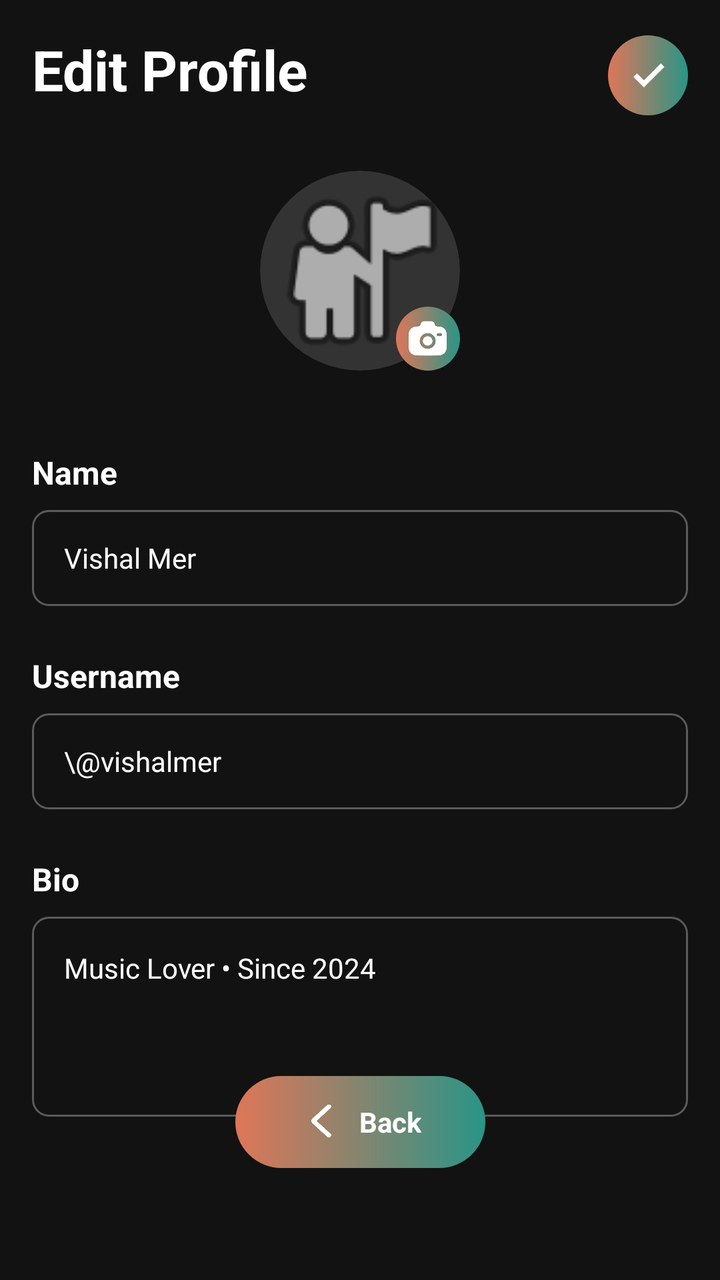
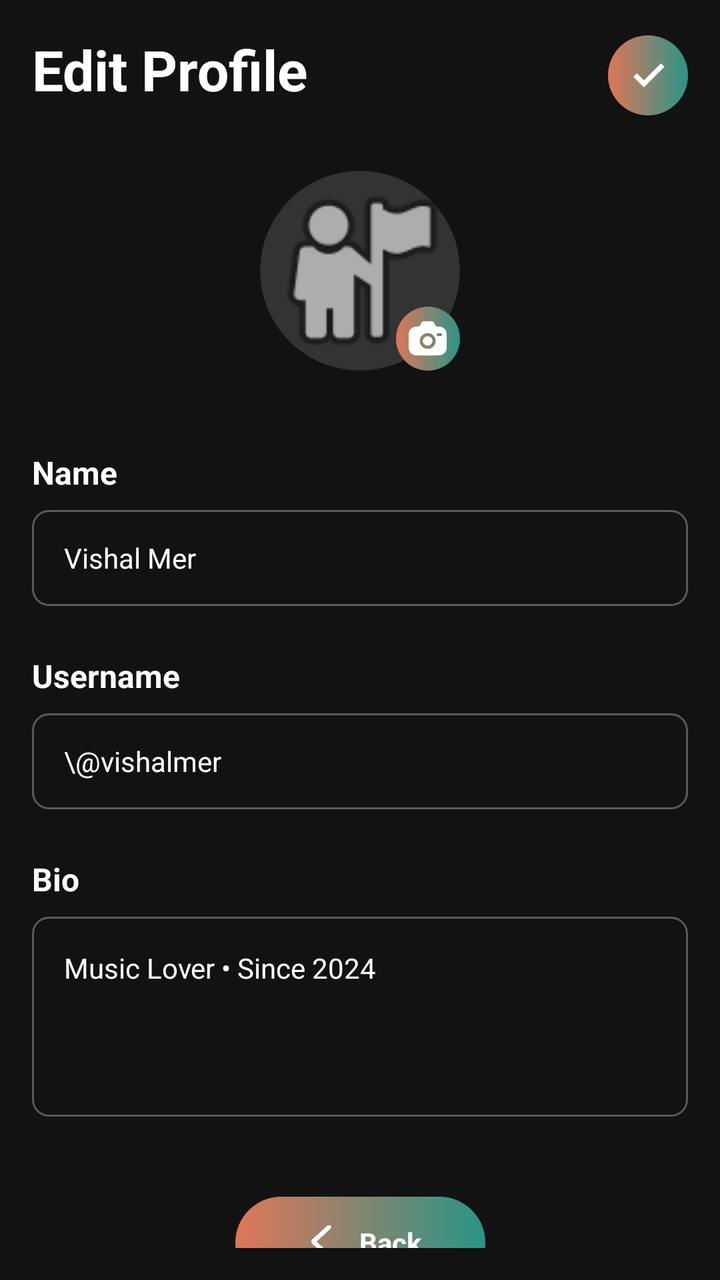

Before-and-after screenshots of an Android layout around one commit, followed by the original layout XML and the change that was made.
<!-- AndroidManifest.xml: application theme Theme.ViBePlayer -->
<!-- res/layout/fragment_edit_profile.xml -->
<?xml version="1.0" encoding="utf-8"?>
<androidx.constraintlayout.widget.ConstraintLayout xmlns:android="http://schemas.android.com/apk/res/android"
    xmlns:app="http://schemas.android.com/apk/res-auto"
    xmlns:tools="http://schemas.android.com/tools"
    android:layout_width="match_parent"
    android:layout_height="match_parent"
    android:background="@color/vibe_black"
    android:padding="16dp">

    <TextView
        android:id="@+id/txtEditHeader"
        android:layout_width="wrap_content"
        android:layout_height="wrap_content"
        android:text="Edit Profile"
        android:textColor="@color/white"
        android:textSize="28sp"
        android:textStyle="bold"
        app:layout_constraintStart_toStartOf="parent"
        app:layout_constraintTop_toTopOf="parent" />

    <FrameLayout
        android:id="@+id/btnSaveProfile"
        android:layout_width="40dp"
        android:layout_height="40dp"
        android:layout_marginTop="6dp"
        android:background="@drawable/bg_chip_outline"
        app:layout_constraintBottom_toBottomOf="@id/txtEditHeader"
        app:layout_constraintEnd_toEndOf="parent"
        app:layout_constraintTop_toTopOf="@id/txtEditHeader">

        <ImageView
            android:layout_width="25dp"
            android:layout_height="25dp"
            android:layout_gravity="center"
            android:src="@drawable/ic_tick"
            app:tint="#ffffff" />
    </FrameLayout>

    <androidx.constraintlayout.widget.ConstraintLayout
        android:id="@+id/layoutAvatarEdit"
        android:layout_width="wrap_content"
        android:layout_height="wrap_content"
        android:layout_marginTop="32dp"
        app:layout_constraintEnd_toEndOf="parent"
        app:layout_constraintStart_toStartOf="parent"
        app:layout_constraintTop_toBottomOf="@id/txtEditHeader">

        <androidx.cardview.widget.CardView
            android:id="@+id/cardAvatar"
            android:layout_width="100dp"
            android:layout_height="100dp"
            app:cardBackgroundColor="#333333"
            app:cardCornerRadius="50dp"
            app:cardElevation="0dp"
            app:layout_constraintBottom_toBottomOf="parent"
            app:layout_constraintEnd_toEndOf="parent"
            app:layout_constraintStart_toStartOf="parent"
            app:layout_constraintTop_toTopOf="parent">

            <ImageView
                android:id="@+id/imgAvatarInner"
                android:layout_width="match_parent"
                android:layout_height="match_parent"
                android:scaleType="centerCrop"
                android:src="@android:drawable/ic_menu_myplaces"
                 />
        </androidx.cardview.widget.CardView>

        <FrameLayout
            android:layout_width="32dp"
            android:layout_height="32dp"
            android:background="@drawable/bg_chip_outline"
            app:layout_constraintBottom_toBottomOf="parent"
            app:layout_constraintEnd_toEndOf="parent">

            <ImageView
                android:layout_width="23dp"
                android:layout_height="23dp"
                android:layout_gravity="center"
                android:src="@drawable/ic_camera"
                app:tint="@color/white" />
        </FrameLayout>
    </androidx.constraintlayout.widget.ConstraintLayout>

    <LinearLayout
        android:layout_width="match_parent"
        android:layout_height="wrap_content"
        android:layout_marginTop="40dp"
        android:orientation="vertical"
        app:layout_constraintTop_toBottomOf="@id/layoutAvatarEdit">

        <TextView
            android:layout_width="wrap_content"
            android:layout_height="wrap_content"
            android:text="Name"
            android:textColor="@color/white"
            android:textSize="16sp"
            android:textStyle="bold" />

        <EditText
            android:id="@+id/etEditName"
            android:layout_width="match_parent"
            android:layout_height="48dp"
            android:layout_marginTop="8dp"
            android:background="@drawable/bg_input_field"
            android:paddingHorizontal="16dp"
            android:text="Vishal Mer"
            android:textColor="@color/white"
            android:textSize="14sp" />

        <TextView
            android:layout_width="wrap_content"
            android:layout_height="wrap_content"
            android:layout_marginTop="24dp"
            android:text="Username"
            android:textColor="@color/white"
            android:textSize="16sp"
            android:textStyle="bold" />

        <EditText
            android:id="@+id/etEditUsername"
            android:layout_width="match_parent"
            android:layout_height="48dp"
            android:layout_marginTop="8dp"
            android:background="@drawable/bg_input_field"
            android:paddingHorizontal="16dp"
            android:text="\@vishalmer"
            android:textColor="@color/white"
            android:textSize="14sp" />

        <TextView
            android:layout_width="wrap_content"
            android:layout_height="wrap_content"
            android:layout_marginTop="24dp"
            android:text="Bio"
            android:textColor="@color/white"
            android:textSize="16sp"
            android:textStyle="bold" />

        <EditText
            android:id="@+id/etEditBio"
            android:layout_width="match_parent"
            android:layout_height="100dp"
            android:layout_marginTop="8dp"
            android:background="@drawable/bg_input_field"
            android:gravity="top|start"
            android:padding="16dp"
            android:text="Music Lover • Since 2024"
            android:textColor="@color/white"
            android:textSize="14sp" />
    </LinearLayout>

    <LinearLayout
        android:id="@+id/btnEditBack"
        android:layout_width="wrap_content"
        android:layout_height="wrap_content"
        android:layout_marginBottom="40dp"
        android:background="@drawable/bg_chip_outline"
        android:gravity="center"
        android:orientation="horizontal"
        android:paddingHorizontal="32dp"
        android:paddingVertical="12dp"
        app:layout_constraintBottom_toBottomOf="parent"
        app:layout_constraintEnd_toEndOf="parent"
        app:layout_constraintStart_toStartOf="parent">

        <ImageView
            android:layout_width="22dp"
            android:layout_height="22dp"
            android:src="@drawable/ic_back_arrow"
            app:tint="@color/white" />

        <TextView
            android:layout_width="wrap_content"
            android:layout_height="wrap_content"
            android:layout_marginStart="8dp"
            android:text="Back"
            android:textColor="@color/white"
            android:textSize="14sp"
            android:textStyle="bold" />
    </LinearLayout>

</androidx.constraintlayout.widget.ConstraintLayout>
<!-- resources referenced by this layout -->
<resources>
  <color name="vibe_black">#121212</color>
  <color name="white">#FFFFFFFF</color>
  <!-- drawable bg_chip_outline (drawable) -->
  <?xml version="1.0" encoding="utf-8"?>
  <shape xmlns:android="http://schemas.android.com/apk/res/android"
      android:shape="rectangle">
  
      <gradient
          android:angle="0"
          android:startColor="#DF7658"
          android:endColor="#299587" />
  
      <corners android:radius="50dp" />
  
  </shape>
  <!-- drawable bg_input_field (drawable) -->
  <?xml version="1.0" encoding="utf-8"?>
  <shape xmlns:android="http://schemas.android.com/apk/res/android">
      <solid android:color="#00000000" /> <stroke android:width="1dp" android:color="#4DFFFFFF" /> <corners android:radius="8dp" />
  </shape>
  <!-- drawable ic_back_arrow (drawable) -->
  <vector xmlns:android="http://schemas.android.com/apk/res/android"
      android:width="40dp"
      android:height="40dp"
      android:viewportWidth="40"
      android:viewportHeight="40">
    <path
        android:pathData="M15.694,19.011L28.354,30.638C28.785,31.034 28.993,31.495 28.979,32.022C28.965,32.55 28.743,33.011 28.311,33.407C27.879,33.802 27.377,34 26.804,34C26.231,34 25.728,33.802 25.297,33.407L12.033,21.265C11.689,20.948 11.431,20.593 11.258,20.197C11.086,19.802 11,19.406 11,19.011C11,18.615 11.086,18.22 11.258,17.824C11.431,17.429 11.689,17.073 12.033,16.756L25.297,4.575C25.727,4.179 26.237,3.988 26.826,4.001C27.415,4.013 27.925,4.218 28.354,4.614C28.784,5.011 28.999,5.472 29,5.999C29.001,6.525 28.786,6.986 28.354,7.383L15.694,19.011Z"
        android:fillColor="#ffffff"/>
  </vector>
  <!-- drawable ic_camera (drawable) -->
  <vector xmlns:android="http://schemas.android.com/apk/res/android"
      android:width="20dp"
      android:height="20dp"
      android:viewportWidth="20"
      android:viewportHeight="20">
    <path
        android:pathData="M8.148,17.5H11.852C14.453,17.5 15.753,17.5 16.688,16.888C17.091,16.624 17.438,16.282 17.709,15.884C18.333,14.967 18.333,13.69 18.333,11.137C18.333,8.583 18.333,7.306 17.709,6.389C17.438,5.991 17.091,5.65 16.688,5.386C16.088,4.992 15.336,4.851 14.185,4.801C13.636,4.801 13.163,4.393 13.056,3.863C12.974,3.476 12.76,3.128 12.452,2.88C12.143,2.632 11.758,2.497 11.362,2.5H8.638C7.815,2.5 7.106,3.071 6.944,3.863C6.837,4.393 6.364,4.801 5.815,4.801C4.665,4.851 3.913,4.993 3.313,5.386C2.91,5.65 2.563,5.991 2.292,6.389C1.667,7.306 1.667,8.583 1.667,11.137C1.667,13.691 1.667,14.967 2.291,15.884C2.561,16.281 2.908,16.622 3.313,16.888C4.247,17.5 5.548,17.5 8.148,17.5ZM10,7.728C8.083,7.728 6.528,9.253 6.528,11.136C6.528,13.018 8.083,14.547 10,14.547C11.917,14.547 13.473,13.02 13.473,11.137C13.473,9.255 11.917,7.728 10,7.728ZM10,9.091C8.85,9.091 7.917,10.007 7.917,11.137C7.917,12.266 8.85,13.182 10,13.182C11.15,13.182 12.083,12.266 12.083,11.137C12.083,10.007 11.15,9.091 10,9.091ZM13.935,8.409C13.935,8.033 14.246,7.728 14.63,7.728H15.555C15.938,7.728 16.25,8.033 16.25,8.409C16.248,8.592 16.174,8.766 16.044,8.894C15.914,9.022 15.738,9.092 15.556,9.091H14.63C14.54,9.092 14.45,9.075 14.366,9.041C14.282,9.007 14.206,8.957 14.141,8.894C14.077,8.831 14.025,8.755 13.99,8.672C13.955,8.589 13.936,8.5 13.935,8.409Z"
        android:fillColor="#ffffff"
        android:fillType="evenOdd"/>
  </vector>
  <!-- drawable ic_tick (drawable) -->
  <vector xmlns:android="http://schemas.android.com/apk/res/android"
      android:width="22dp"
      android:height="22dp"
      android:viewportWidth="22"
      android:viewportHeight="22">
    <path
        android:pathData="M16.83,5.83L9.35,13.31L6.27,10.23L4.73,11.77L9.35,16.39L18.37,7.37L16.83,5.83Z"
        android:fillColor="#ffffff"/>
  </vector>
  <style name="Theme.ViBePlayer" parent="Base.Theme.ViBePlayer" />
  <style name="Base.Theme.ViBePlayer" parent="Theme.Material3.DayNight.NoActionBar">
          
          
      </style>
</resources>

<!-- the commit's change to res/layout/fragment_edit_profile.xml (unified diff, before → after) -->
@@ -36,148 +36,168 @@
             app:tint="#ffffff" />
     </FrameLayout>
 
-    <androidx.constraintlayout.widget.ConstraintLayout
-        android:id="@+id/layoutAvatarEdit"
-        android:layout_width="wrap_content"
-        android:layout_height="wrap_content"
-        android:layout_marginTop="32dp"
+    <androidx.core.widget.NestedScrollView
+        android:layout_width="match_parent"
+        android:layout_height="0dp"
+        android:layout_marginTop="16dp"
+        android:fillViewport="true"
+        app:layout_constraintBottom_toBottomOf="parent"
         app:layout_constraintEnd_toEndOf="parent"
         app:layout_constraintStart_toStartOf="parent"
         app:layout_constraintTop_toBottomOf="@id/txtEditHeader">
 
-        <androidx.cardview.widget.CardView
-            android:id="@+id/cardAvatar"
-            android:layout_width="100dp"
-            android:layout_height="100dp"
-            app:cardBackgroundColor="#333333"
-            app:cardCornerRadius="50dp"
-            app:cardElevation="0dp"
-            app:layout_constraintBottom_toBottomOf="parent"
-            app:layout_constraintEnd_toEndOf="parent"
-            app:layout_constraintStart_toStartOf="parent"
-            app:layout_constraintTop_toTopOf="parent">
-
-            <ImageView
-                android:id="@+id/imgAvatarInner"
+        <androidx.constraintlayout.widget.ConstraintLayout
+            android:layout_width="match_parent"
+            android:layout_height="wrap_content"
+            android:paddingBottom="40dp">
+
+            <androidx.constraintlayout.widget.ConstraintLayout
+                android:id="@+id/layoutAvatarEdit"
+                android:layout_width="wrap_content"
+                android:layout_height="wrap_content"
+                android:layout_marginTop="16dp"
+                app:layout_constraintEnd_toEndOf="parent"
+                app:layout_constraintStart_toStartOf="parent"
+                app:layout_constraintTop_toTopOf="parent">
+
+                <androidx.cardview.widget.CardView
+                    android:id="@+id/cardAvatar"
+                    android:layout_width="100dp"
+                    android:layout_height="100dp"
+                    app:cardBackgroundColor="#333333"
+                    app:cardCornerRadius="50dp"
+                    app:cardElevation="0dp"
+                    app:layout_constraintBottom_toBottomOf="parent"
+                    app:layout_constraintEnd_toEndOf="parent"
+                    app:layout_constraintStart_toStartOf="parent"
+                    app:layout_constraintTop_toTopOf="parent">
+
+                    <ImageView
+                        android:id="@+id/imgAvatarInner"
+                        android:layout_width="match_parent"
+                        android:layout_height="match_parent"
+                        android:scaleType="centerCrop"
+                        android:src="@android:drawable/ic_menu_myplaces" />
+                </androidx.cardview.widget.CardView>
+
+                <FrameLayout
+                    android:layout_width="32dp"
+                    android:layout_height="32dp"
+                    android:background="@drawable/bg_chip_outline"
+                    app:layout_constraintBottom_toBottomOf="parent"
+                    app:layout_constraintEnd_toEndOf="parent">
+
+                    <ImageView
+                        android:layout_width="23dp"
+                        android:layout_height="23dp"
+                        android:layout_gravity="center"
+                        android:src="@drawable/ic_camera"
+                        app:tint="@color/white" />
+                </FrameLayout>
+            </androidx.constraintlayout.widget.ConstraintLayout>
+
+            <LinearLayout
+                android:id="@+id/layoutFormInputs"
                 android:layout_width="match_parent"
-                android:layout_height="match_parent"
-                android:scaleType="centerCrop"
-                android:src="@android:drawable/ic_menu_myplaces"
-                 />
-        </androidx.cardview.widget.CardView>
-
-        <FrameLayout
-            android:layout_width="32dp"
-            android:layout_height="32dp"
-            android:background="@drawable/bg_chip_outline"
-            app:layout_constraintBottom_toBottomOf="parent"
-            app:layout_constraintEnd_toEndOf="parent">
-
-            <ImageView
-                android:layout_width="23dp"
-                android:layout_height="23dp"
-                android:layout_gravity="center"
-                android:src="@drawable/ic_camera"
-                app:tint="@color/white" />
-        </FrameLayout>
-    </androidx.constraintlayout.widget.ConstraintLayout>
-
-    <LinearLayout
-        android:layout_width="match_parent"
-        android:layout_height="wrap_content"
-        android:layout_marginTop="40dp"
-        android:orientation="vertical"
-        app:layout_constraintTop_toBottomOf="@id/layoutAvatarEdit">
-
-        <TextView
-            android:layout_width="wrap_content"
-            android:layout_height="wrap_content"
-            android:text="Name"
-            android:textColor="@color/white"
-            android:textSize="16sp"
-            android:textStyle="bold" />
-
-        <EditText
-            android:id="@+id/etEditName"
-            android:layout_width="match_parent"
-            android:layout_height="48dp"
-            android:layout_marginTop="8dp"
-            android:background="@drawable/bg_input_field"
-            android:paddingHorizontal="16dp"
-            android:text="Vishal Mer"
-            android:textColor="@color/white"
-            android:textSize="14sp" />
-
-        <TextView
-            android:layout_width="wrap_content"
-            android:layout_height="wrap_content"
-            android:layout_marginTop="24dp"
-            android:text="Username"
-            android:textColor="@color/white"
-            android:textSize="16sp"
-            android:textStyle="bold" />
-
-        <EditText
-            android:id="@+id/etEditUsername"
-            android:layout_width="match_parent"
-            android:layout_height="48dp"
-            android:layout_marginTop="8dp"
-            android:background="@drawable/bg_input_field"
-            android:paddingHorizontal="16dp"
-            android:text="\@vishalmer"
-            android:textColor="@color/white"
-            android:textSize="14sp" />
-
-        <TextView
-            android:layout_width="wrap_content"
-            android:layout_height="wrap_content"
-            android:layout_marginTop="24dp"
-            android:text="Bio"
-            android:textColor="@color/white"
-            android:textSize="16sp"
-            android:textStyle="bold" />
-
-        <EditText
-            android:id="@+id/etEditBio"
-            android:layout_width="match_parent"
-            android:layout_height="100dp"
-            android:layout_marginTop="8dp"
-            android:background="@drawable/bg_input_field"
-            android:gravity="top|start"
-            android:padding="16dp"
-            android:text="Music Lover • Since 2024"
-            android:textColor="@color/white"
-            android:textSize="14sp" />
-    </LinearLayout>
-
-    <LinearLayout
-        android:id="@+id/btnEditBack"
-        android:layout_width="wrap_content"
-        android:layout_height="wrap_content"
-        android:layout_marginBottom="40dp"
-        android:background="@drawable/bg_chip_outline"
-        android:gravity="center"
-        android:orientation="horizontal"
-        android:paddingHorizontal="32dp"
-        android:paddingVertical="12dp"
-        app:layout_constraintBottom_toBottomOf="parent"
-        app:layout_constraintEnd_toEndOf="parent"
-        app:layout_constraintStart_toStartOf="parent">
-
-        <ImageView
-            android:layout_width="22dp"
-            android:layout_height="22dp"
-            android:src="@drawable/ic_back_arrow"
-            app:tint="@color/white" />
-
-        <TextView
-            android:layout_width="wrap_content"
-            android:layout_height="wrap_content"
-            android:layout_marginStart="8dp"
-            android:text="Back"
-            android:textColor="@color/white"
-            android:textSize="14sp"
-            android:textStyle="bold" />
-    </LinearLayout>
+                android:layout_height="wrap_content"
+                android:layout_marginTop="40dp"
+                android:orientation="vertical"
+                app:layout_constraintTop_toBottomOf="@id/layoutAvatarEdit">
+
+                <TextView
+                    android:layout_width="wrap_content"
+                    android:layout_height="wrap_content"
+                    android:text="Name"
+                    android:textColor="@color/white"
+                    android:textSize="16sp"
+                    android:textStyle="bold" />
+
+                <EditText
+                    android:id="@+id/etEditName"
+                    android:layout_width="match_parent"
+                    android:layout_height="48dp"
+                    android:layout_marginTop="8dp"
+                    android:background="@drawable/bg_input_field"
+                    android:paddingHorizontal="16dp"
+                    android:text="Vishal Mer"
+                    android:textColor="@color/white"
+                    android:textSize="14sp" />
+
+                <TextView
+                    android:layout_width="wrap_content"
+                    android:layout_height="wrap_content"
+                    android:layout_marginTop="24dp"
+                    android:text="Username"
+                    android:textColor="@color/white"
+                    android:textSize="16sp"
+                    android:textStyle="bold" />
+
+                <EditText
+                    android:id="@+id/etEditUsername"
+                    android:layout_width="match_parent"
+                    android:layout_height="48dp"
+                    android:layout_marginTop="8dp"
+                    android:background="@drawable/bg_input_field"
+                    android:paddingHorizontal="16dp"
+                    android:text="\@vishalmer"
+                    android:textColor="@color/white"
+                    android:textSize="14sp" />
+
+                <TextView
+                    android:layout_width="wrap_content"
+                    android:layout_height="wrap_content"
+                    android:layout_marginTop="24dp"
+                    android:text="Bio"
+                    android:textColor="@color/white"
+                    android:textSize="16sp"
+                    android:textStyle="bold" />
+
+                <EditText
+                    android:id="@+id/etEditBio"
+                    android:layout_width="match_parent"
+                    android:layout_height="100dp"
+                    android:layout_marginTop="8dp"
+                    android:background="@drawable/bg_input_field"
+                    android:gravity="top|start"
+                    android:padding="16dp"
+                    android:text="Music Lover • Since 2024"
+                    android:textColor="@color/white"
+                    android:textSize="14sp" />
+            </LinearLayout>
+
+            <LinearLayout
+                android:id="@+id/btnEditBack"
+                android:layout_width="wrap_content"
+                android:layout_height="wrap_content"
+                android:layout_marginTop="40dp"
+                android:background="@drawable/bg_chip_outline"
+                android:gravity="center"
+                android:orientation="horizontal"
+                android:paddingHorizontal="32dp"
+                android:paddingVertical="12dp"
+                app:layout_constraintBottom_toBottomOf="parent"
+                app:layout_constraintEnd_toEndOf="parent"
+                app:layout_constraintStart_toStartOf="parent"
+                app:layout_constraintTop_toBottomOf="@id/layoutFormInputs"
+                app:layout_constraintVertical_bias="1.0">
+
+                <ImageView
+                    android:layout_width="22dp"
+                    android:layout_height="22dp"
+                    android:src="@drawable/ic_back_arrow"
+                    app:tint="@color/white" />
+
+                <TextView
+                    android:layout_width="wrap_content"
+                    android:layout_height="wrap_content"
+                    android:layout_marginStart="8dp"
+                    android:text="Back"
+                    android:textColor="@color/white"
+                    android:textSize="14sp"
+                    android:textStyle="bold" />
+            </LinearLayout>
+
+        </androidx.constraintlayout.widget.ConstraintLayout>
+    </androidx.core.widget.NestedScrollView>
 
 </androidx.constraintlayout.widget.ConstraintLayout>
